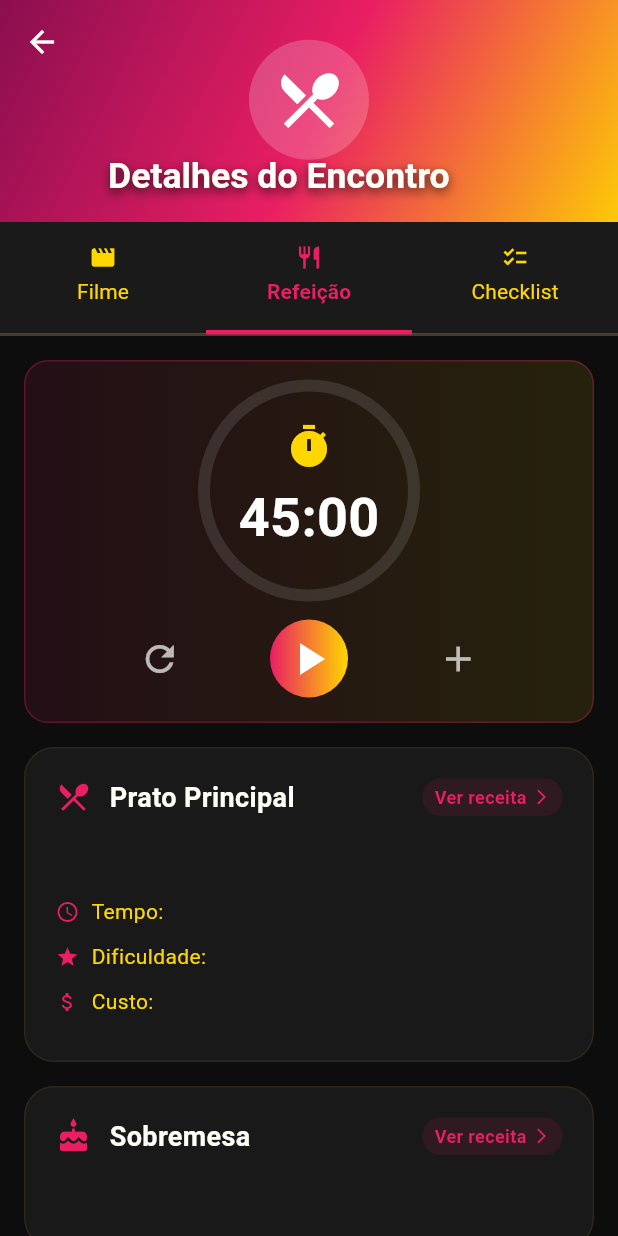
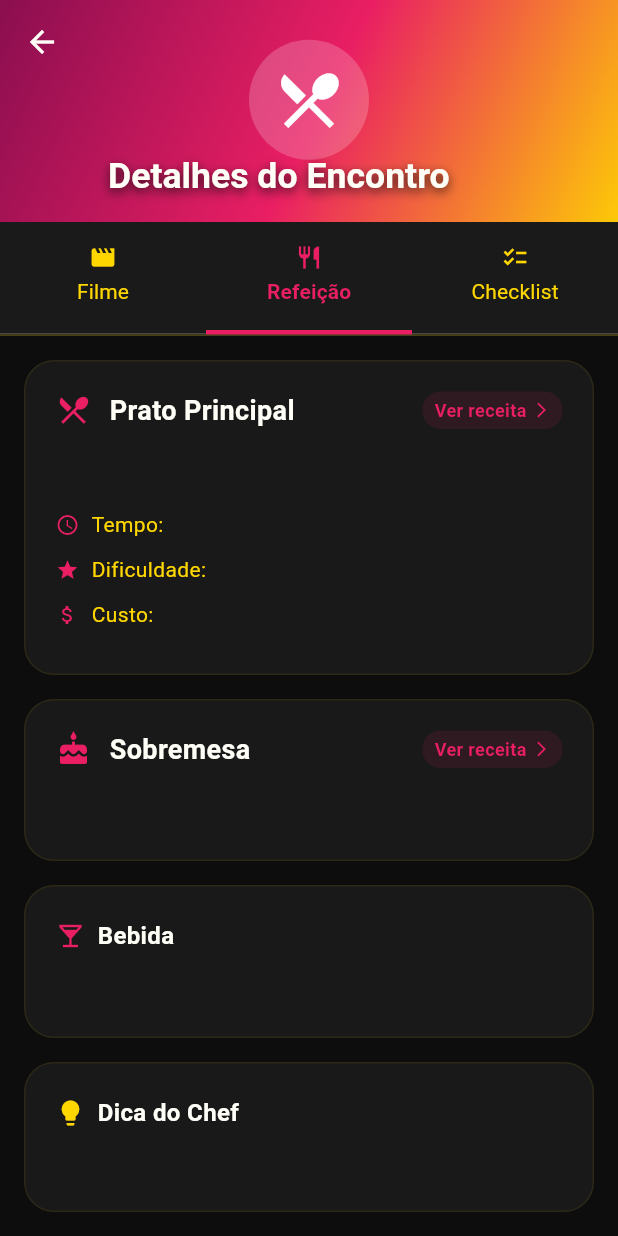
Before and after one commit to Gipsy7/RollFlix, a Flutter app: the DateNightDetailsScreen screen opened directly with empty values, tab 2 chosen, scrolled down 52 dp, on a phone screen of 412 x 824 dp. Run offline on Flutter 3.47's test engine with Material 3 defaults, Android fonts, the phone set to English and light mode, and no system bars; our stand-ins replace firebase_auth, firebase_core, google_sign_in, palette_generator, share_plus, shared_preferences; accounts and stored records are empty; network calls fail.

Commit message:
feat: Refactor meal tab preparation timer and enhance recipe details with cooking timer

```diff
--- a/lib/screens/date_night_details_screen.dart
+++ b/lib/screens/date_night_details_screen.dart
@@ -664,36 +664,10 @@ class _DateNightDetailsScreenState extends State<DateNightDetailsScreen> with Ti
   }
 
   Widget _buildMealTab(bool isMobile) {
-    // Extrair tempo de preparo em minutos
-    int preparationMinutes = 45; // padrão
-    try {
-      final timeMatch = RegExp(r'(\d+)').firstMatch(widget.combo.preparationTime);
-      if (timeMatch != null) {
-        preparationMinutes = int.parse(timeMatch.group(1)!);
-      }
-    } catch (e) {
-      // Usar padrão
-    }
-
     return SingleChildScrollView(
       padding: EdgeInsets.all(isMobile ? 16 : 24),
       child: Column(
         children: [
-          // Timer de Cozinha
-          CookingTimerWidget(
-            totalMinutes: preparationMinutes,
-            onComplete: () {
-              ScaffoldMessenger.of(context).showSnackBar(
-                const SnackBar(
-                  content: Text('⏰ Tempo de preparo finalizado!'),
-                  duration: Duration(seconds: 3),
-                ),
-              );
-            },
-          ),
-
-          const SizedBox(height: 16),
-
           // Prato Principal
           _buildRecipeCard(
             title: 'Prato Principal',
--- a/lib/services/recipe_service.dart
+++ b/lib/services/recipe_service.dart
@@ -82,6 +82,8 @@ class RecipeService {
         queryParameters: {
           'apiKey': _apiKey,
           'includeNutrition': 'true',
+          'addRecipeInformation': 'true',
+          'fillIngredients': 'true',
         },
       );
 
```
Also changed, not shown: lib/screens/recipe_details_screen.dart (+72 -31 lines).
